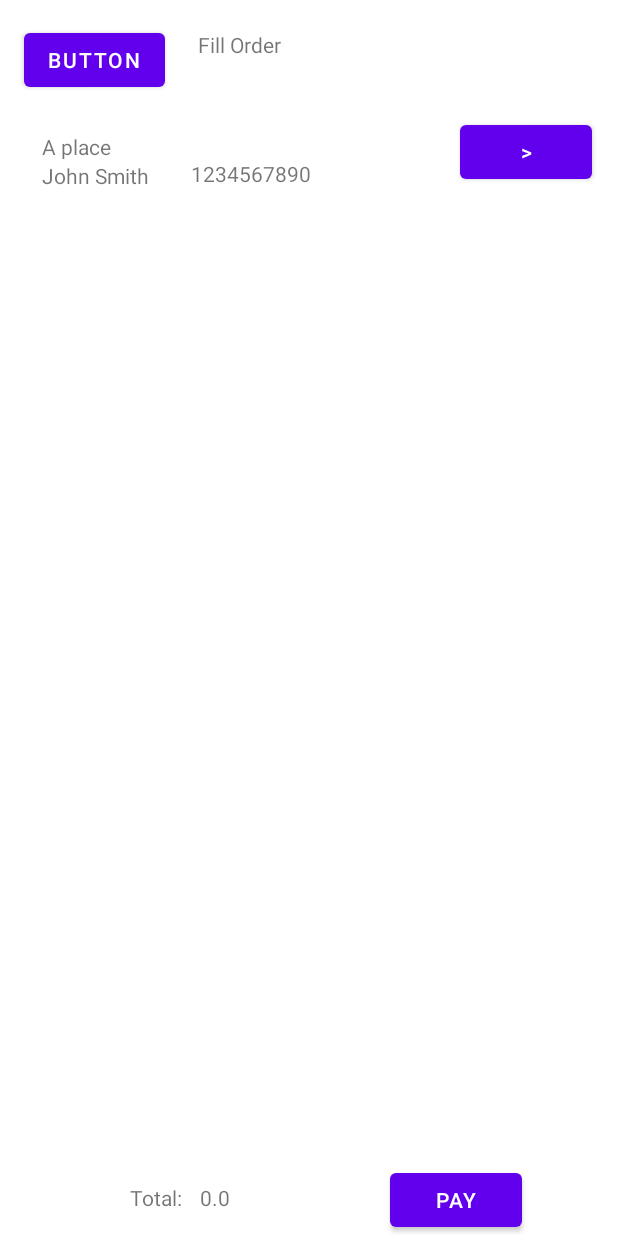
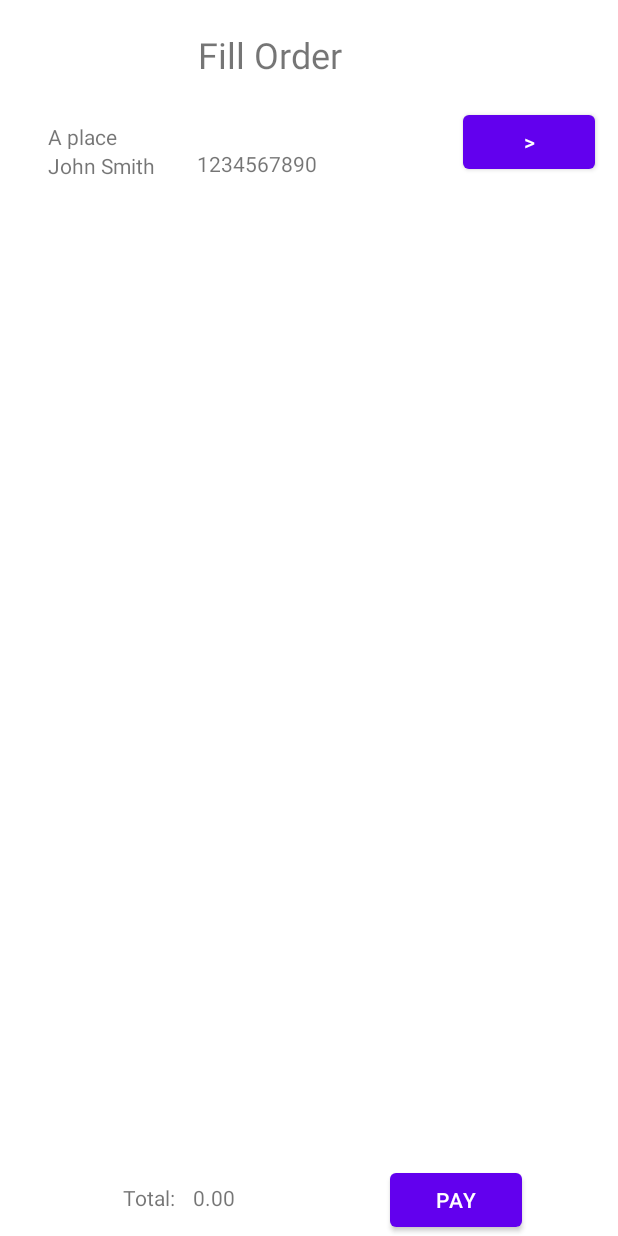
Before and after one commit to CoconutJar/ElectronicsMarketKotlin, an Android app: the OrderActivity screen opened directly, with no data from a screen before it, on a phone screen of 412 x 824 dp. Run offline under Robolectric (Android 15) with nearby library versions, the phone set to English and light mode, and no system bars.

Commit message:
r
refactored

```diff
--- a/app/src/main/java/com/electronicsmarket/viewcontrollers/OrderActivity.kt
+++ b/app/src/main/java/com/electronicsmarket/viewcontrollers/OrderActivity.kt
@@ -10,6 +10,7 @@ import androidx.recyclerview.widget.RecyclerView
 import com.electronicsmarket.R
 import com.electronicsmarket.data.AddressListHelper
 import com.electronicsmarket.data.CartItem
+import com.electronicsmarket.data.ShoppingCart
 
 /**
  * The view controller for Order Page, contains the logic for setting the UI elements and updating them
@@ -18,8 +19,8 @@ class OrderActivity : AppCompatActivity() {
 
     private lateinit var recyclerViewer: RecyclerView
     private lateinit var totalCostView: TextView
-    private var totalCost: Double = 0.00;
-    private var orderList: List<CartItem> = mutableListOf()
+    private var totalCost: Float = 0.0F;
+    private var orderList: ArrayList<CartItem> = ArrayList<CartItem>()
     private lateinit var defaultAddress: TextView
     private lateinit var defaultName: TextView
     private lateinit var defaultPhoneNumber:TextView
@@ -49,15 +50,21 @@ class OrderActivity : AppCompatActivity() {
         }
 
         // Set up the total cost TextView
-        orderList = intent.getSerializableExtra("OrderList") as ArrayList<CartItem>
+        val fullList = ShoppingCart.getShoppingCart().getProducts()
+
+        for(item in fullList){
+            if(item.selected)
+                orderList.add(item)
+        }
+
         for(item in orderList){
             totalCost += item.product.price * item.quantity
         }
         totalCostView = findViewById(R.id.order_total_view)
-        totalCostView.text = totalCost.toString()
+        totalCostView.text = String.format("%.2f", totalCost)
 
         // Set up the adapter and submit the orders for display
-        val orderAdapter = OrderAdapter({ Long, Int -> refresh(Long, Int) }, orderList)
+        val orderAdapter = OrderAdapter({ refresh() }, orderList)
         recyclerViewer = findViewById<RecyclerView>(R.id.recyclerViewOrder)
         recyclerViewer.layoutManager = GridLayoutManager(this, 1)
         recyclerViewer.adapter = orderAdapter
@@ -65,14 +72,20 @@ class OrderActivity : AppCompatActivity() {
     }
 
     /** Updates RecyclerView with new data */
-    private fun refresh(id:Long, quantity: Int){
+    private fun refresh(){
+        orderList.clear()
+        val fullList = ShoppingCart.getShoppingCart().getProducts()
+        for(item in fullList){
+            if(item.selected)
+                orderList.add(item)
+        }
+        totalCost = 0.0F;
         for(item in orderList){
-            if(item.product.id == id){
-                item.quantity += quantity
-                totalCost += item.product.price * quantity
-                totalCostView.text = totalCost.toString()
+            if(item.selected) {
+                totalCost += item.product.price.times(item.quantity)
             }
         }
+        totalCostView.text = String.format("%.2f", totalCost)
         recyclerViewer.adapter?.notifyDataSetChanged()
     }
 
--- a/app/src/main/java/com/electronicsmarket/viewcontrollers/ProductDetailActivity.kt
+++ b/app/src/main/java/com/electronicsmarket/viewcontrollers/ProductDetailActivity.kt
@@ -54,7 +54,7 @@ class ProductDetailActivity : AppCompatActivity() {
             addToCartButton.setOnClickListener {
                 if (currentProduct != null) {
                     val cart = ShoppingCart.getShoppingCart()
-                    cart.addProduct(currentProduct.id)
+                    cart.getProductForId(currentProduct.id)?.let { it1 -> cart.addProduct(it1) }
                     Toast.makeText(this, cart.printCart(), Toast.LENGTH_SHORT).show()
                 }
             }
--- a/app/src/main/res/layout/address_item_view.xml
+++ b/app/src/main/res/layout/address_item_view.xml
@@ -6,7 +6,7 @@
     android:layout_width="match_parent"
     android:layout_height="wrap_content">
 
-    <Button
+    <ImageButton
         android:id="@+id/delete_address_button"
         android:layout_width="40dp"
         android:layout_height="40dp"
@@ -16,7 +16,7 @@
         app:layout_constraintEnd_toEndOf="parent"
         app:layout_constraintTop_toTopOf="parent" />
 
-    <Button
+    <ImageButton
         android:id="@+id/edit_address_button"
         android:layout_width="40dp"
         android:layout_height="40dp"
--- a/app/src/main/res/layout/fill_order_activity.xml
+++ b/app/src/main/res/layout/fill_order_activity.xml
@@ -6,23 +6,15 @@
     android:layout_height="match_parent">
 
 
-    <Button
-        android:id="@+id/button3"
-        android:layout_width="wrap_content"
-        android:layout_height="wrap_content"
-        android:layout_marginStart="16dp"
-        android:layout_marginTop="16dp"
-        android:text="Button"
-        app:layout_constraintStart_toStartOf="parent"
-        app:layout_constraintTop_toTopOf="parent" />
-
     <TextView
         android:id="@+id/textView3"
         android:layout_width="140dp"
         android:layout_height="41dp"
         android:layout_marginStart="132dp"
         android:layout_marginTop="20dp"
+        android:orientation="vertical"
         android:text="Fill Order"
+        android:textSize="24sp"
         app:layout_constraintStart_toStartOf="parent"
         app:layout_constraintTop_toTopOf="parent" />
 
@@ -30,17 +22,17 @@
         android:id="@+id/default_address"
         android:layout_width="260dp"
         android:layout_height="18dp"
-        android:layout_marginStart="28dp"
-        android:layout_marginTop="24dp"
+        android:layout_marginStart="32dp"
+        android:layout_marginTop="20dp"
         android:text="Default Address"
         app:layout_constraintStart_toStartOf="parent"
-        app:layout_constraintTop_toBottomOf="@+id/button3" />
+        app:layout_constraintTop_toBottomOf="@+id/textView3" />
 
     <TextView
         android:id="@+id/default_name"
         android:layout_width="wrap_content"
         android:layout_height="wrap_content"
-        android:layout_marginStart="28dp"
+        android:layout_marginStart="32dp"
         android:layout_marginTop="1dp"
         android:text="John Smith"
         app:layout_constraintStart_toStartOf="parent"
--- a/app/src/main/res/layout/shopping_cart_activity.xml
+++ b/app/src/main/res/layout/shopping_cart_activity.xml
@@ -10,6 +10,7 @@
         android:layout_width="match_parent"
         android:layout_height="wrap_content"
         android:text="Check Out"
+        android:textSize="30sp"
         app:layout_constraintStart_toStartOf="parent"
         app:layout_constraintTop_toTopOf="parent" />
 
```
Also changed, not shown: app/src/main/java/com/electronicsmarket/data/ShoppingCart.kt (+2 -29 lines), app/src/main/java/com/electronicsmarket/viewcontrollers/AddressAdapter.kt (+3 -4 lines), app/src/main/java/com/electronicsmarket/viewcontrollers/CartAdapter.kt (+11 -31 lines), app/src/main/java/com/electronicsmarket/viewcontrollers/OrderAdapter.kt (+12 -10 lines), app/src/main/java/com/electronicsmarket/viewcontrollers/ShoppingCartActivity.kt (+10 -39 lines), app/src/main/res/layout/address_manage_screen.xml (+1 -10 lines), app/src/main/res/layout/cart_item_view.xml (+10 -8 lines), app/src/main/res/layout/new_edit_address.xml (+3 -12 lines), app/src/main/res/layout/order_item_view.xml (+20 -30 lines), app/src/main/res/drawable/minus_image.png (added), app/src/main/res/drawable/plus_image.png (added).
